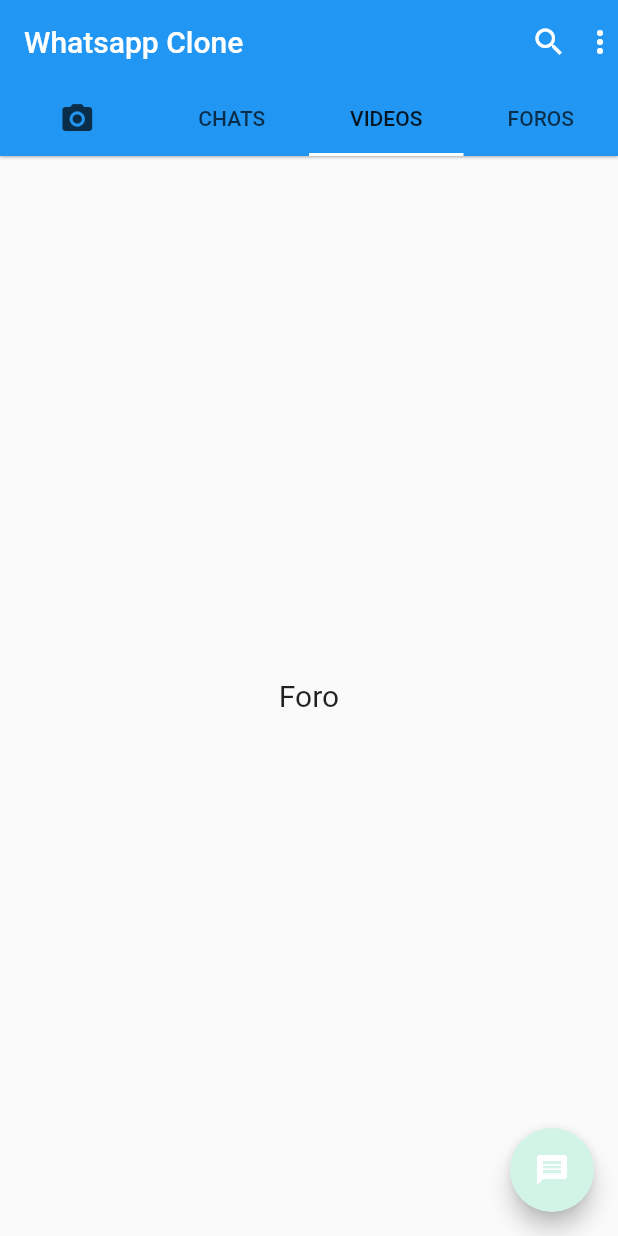
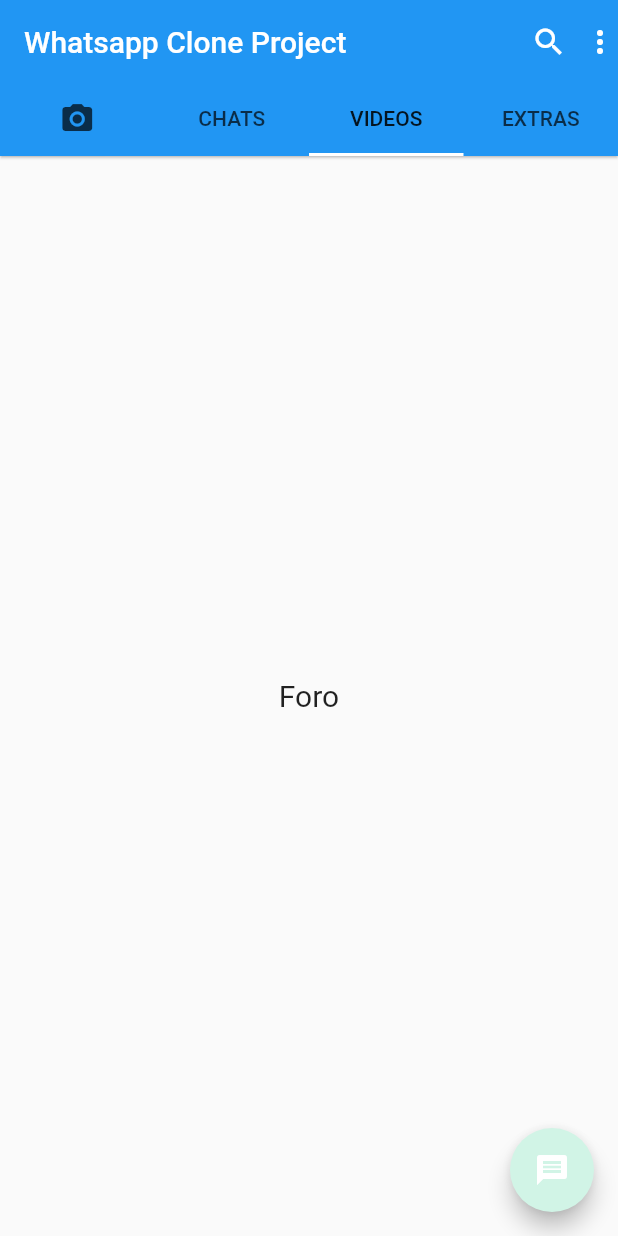
Before and after one commit to dev-nekko/whatsappclone, a Flutter app: the screen it shows after launch, tab 3 chosen, on a phone screen of 412 x 824 dp. Run offline on Flutter 3.47's test engine with Material 2 defaults, Android fonts, the phone set to English and light mode, and no system bars; our stand-ins replace camera; network calls fail.

Commit message:
Changes for Pull Request

```diff
--- a/lib/whatsapp_home.dart
+++ b/lib/whatsapp_home.dart
@@ -26,7 +26,7 @@ class _WhatsAppHomeState extends State<WhatsAppHome>
   Widget build(BuildContext context) {
     return new Scaffold(
       appBar: new AppBar(
-        title: new Text("Whatsapp Clone"),
+        title: new Text("Whatsapp Clone Project"),
         elevation: 0.7,
         bottom: new TabBar(
           controller: _tabController,
@@ -40,7 +40,7 @@ class _WhatsAppHomeState extends State<WhatsAppHome>
               text: "VIDEOS",
             ),
             new Tab(
-              text: "FOROS",
+              text: "EXTRAS",
             ),
           ],
         ),
@@ -65,7 +65,7 @@ class _WhatsAppHomeState extends State<WhatsAppHome>
           Icons.message,
           color: Colors.white,
         ),
-        onPressed: () => print("abrir chats"),
+        onPressed: () => print("mostrar chats"),
       ),
     );
   }
```
